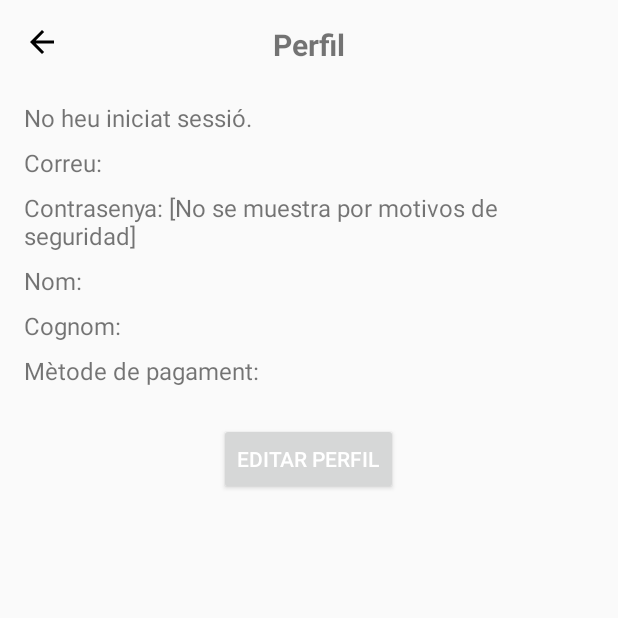
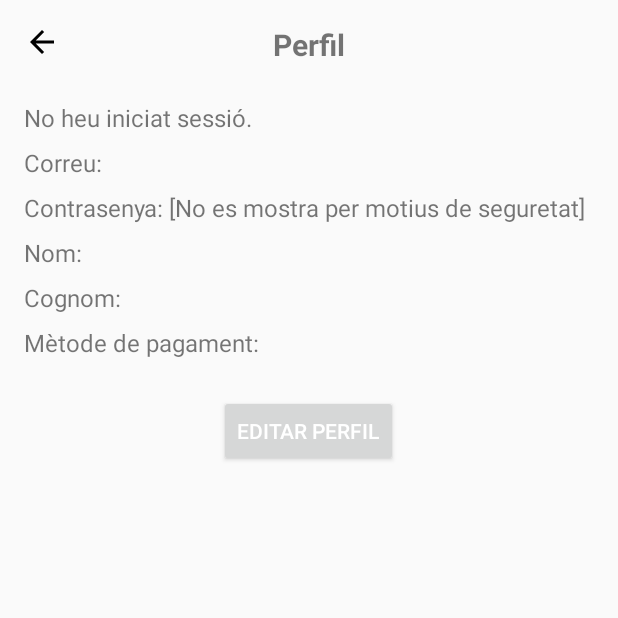
Before and after one commit to inspedralbes/transversal-tr1-2024-2025-android-dam_24_25_tr1g5_android, an Android app built with Jetpack Compose: the ProfileActivity screen opened directly, with no data from a screen before it, on a phone screen of 412 x 824 dp, the top half of it. Run offline under Robolectric (Android 15) with nearby library versions, the phone set to English and light mode, and no system bars.

Commit message:
Perfil editable i cmabi de texta a catalá

```diff
--- a/AppTakeAway/app/src/main/res/layout/activity_profile.xml
+++ b/AppTakeAway/app/src/main/res/layout/activity_profile.xml
@@ -53,7 +53,7 @@
         android:layout_height="wrap_content"
         android:layout_below="@id/emailTextView"
         android:layout_marginTop="8dp"
-        android:text="Contrasenya: [No se muestra por motivos de seguridad]"
+        android:text="Contrasenya: [No es mostra per motius de seguretat]"
         android:textSize="16sp" />
 
     <!-- Nombre del usuario -->
```
